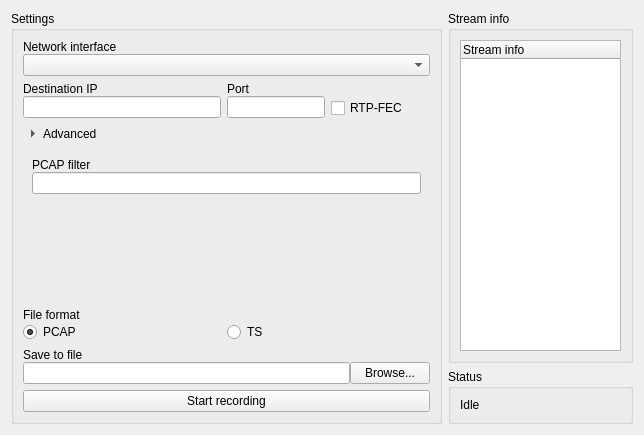
Above: recordwidget.ui from wisinorden/iptvutils before the change. Below: the same form after it.
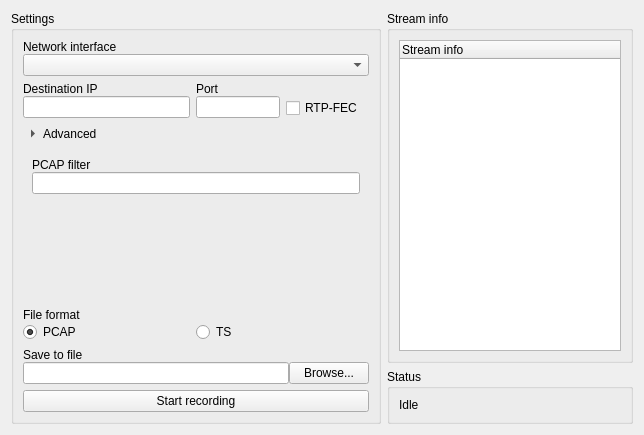
That is the form after the change. Icons and pictures are not drawn.

Commit message: Adjust strech relations

Patch:
```diff
--- a/recordwidget.ui
+++ b/recordwidget.ui
@@ -25,7 +25,7 @@
   <property name="windowTitle">
    <string>Record</string>
   </property>
-  <layout class="QHBoxLayout" name="recordMainHLayout" stretch="7,3">
+  <layout class="QHBoxLayout" name="recordMainHLayout" stretch="6,4">
    <item>
     <widget class="QGroupBox" name="recordSettingsGroup">
      <property name="title">
```
